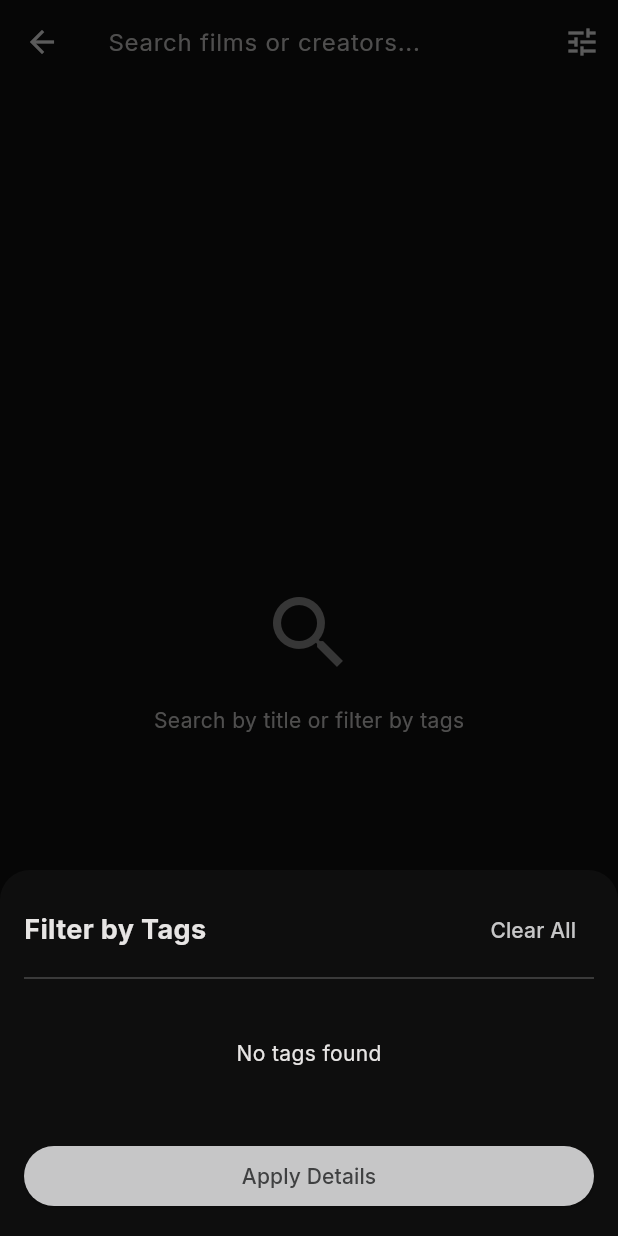
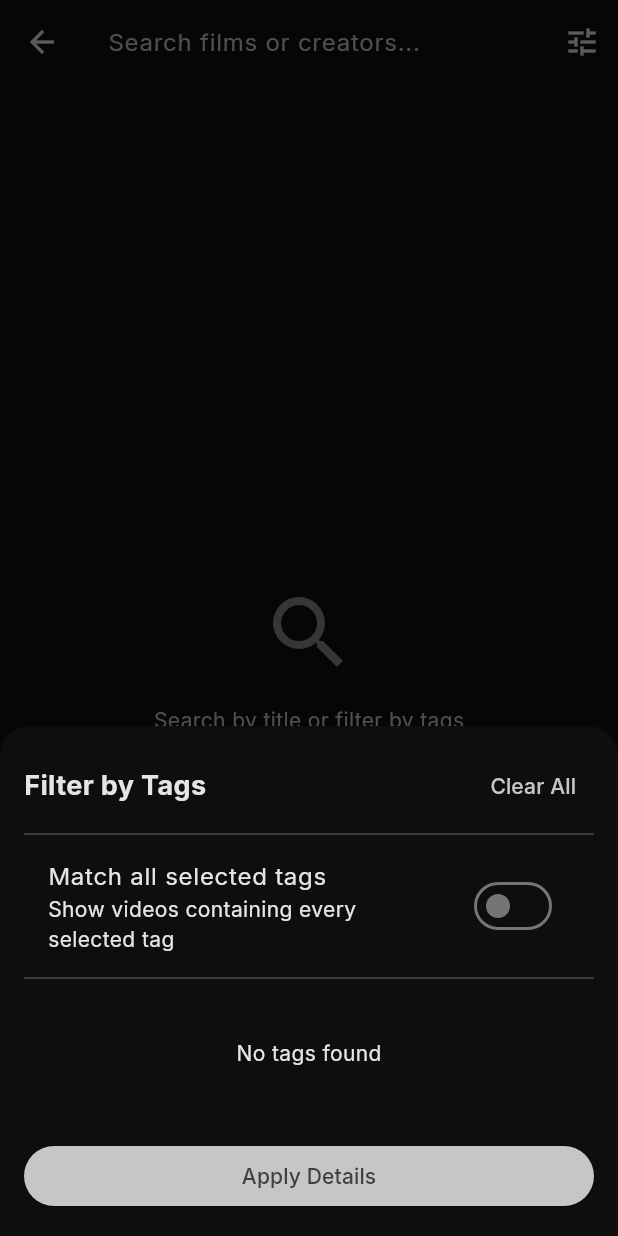
Before and after one commit to AbdullahAlBitar/tooby, a Flutter app: the SearchPage screen opened by its route, after a tap on the "tune" icon, on a phone screen of 412 x 824 dp. Run offline on Flutter 3.47's test engine with Material 3 defaults, Android fonts, the phone set to English and light mode, and no system bars; our stand-ins replace chewie, file_picker, flutter_riverpod, google_fonts, permission_handler, sqflite and 2 more; missing offline and left inert: flutter_video_info, video_thumbnail; accounts and stored records are empty.

Commit message:
Add wakelock_plus dependency and implement wakelock in video player widget; enhance video search functionality with tag matching options

```diff
--- a/lib/presentation/pages/library/library_page.dart
+++ b/lib/presentation/pages/library/library_page.dart
@@ -290,7 +290,7 @@ class LibraryPage extends ConsumerWidget {
                   child: SwitchListTile(
                     title: const Text("Auto-Tag by Folder Name", style: TextStyle(fontSize: 14, fontWeight: FontWeight.w500)),
                     value: ref.watch(autoTagByFolderProvider),
-                    activeColor: AppColors.primary,
+                    activeThumbColor: AppColors.primary,
                     onChanged: (val) {
                       ref.read(autoTagByFolderProvider.notifier).state = val;
                     },
--- a/lib/presentation/pages/search/search_page.dart
+++ b/lib/presentation/pages/search/search_page.dart
@@ -7,15 +7,17 @@ import '../../../providers/video_provider.dart';
 
 final searchQueryProvider = StateProvider.autoDispose<String>((ref) => "");
 final selectedTagIdsProvider = StateProvider.autoDispose<List<int>>((ref) => []);
+final matchAllTagsProvider = StateProvider.autoDispose<bool>((ref) => false);
 
 final searchResultsProvider = FutureProvider.autoDispose<List<VideoModel>>((ref) async {
   final query = ref.watch(searchQueryProvider);
   final tagIds = ref.watch(selectedTagIdsProvider);
+  final matchAll = ref.watch(matchAllTagsProvider);
 
   if (query.isEmpty && tagIds.isEmpty) return [];
 
   final repo = ref.watch(videoRepositoryProvider);
-  return await repo.searchVideos(query, tagIds);
+  return await repo.searchVideos(query, tagIds, matchAllTags: matchAll);
 });
 
 class SearchPage extends ConsumerWidget {
@@ -156,10 +158,21 @@ class TagFilterSheet extends ConsumerWidget {
               TextButton(
                 onPressed: () {
                   ref.read(selectedTagIdsProvider.notifier).state = [];
+                  ref.read(matchAllTagsProvider.notifier).state = false;
                 },
                 child: const Text("Clear All"),
               ),
             ],
+          ),
+          const Divider(),
+          SwitchListTile(
+            title: const Text("Match all selected tags"),
+            subtitle: const Text("Show videos containing every selected tag"),
+            value: ref.watch(matchAllTagsProvider),
+            activeColor: AppColors.primary,
+            onChanged: (value) {
+              ref.read(matchAllTagsProvider.notifier).state = value;
+            },
           ),
           const Divider(),
           Flexible(
--- a/pubspec.yaml
+++ b/pubspec.yaml
@@ -46,6 +46,7 @@ dependencies:
   permission_handler: ^12.0.1
   google_fonts: ^8.0.2
   flutter_video_info: ^1.2.0
+  wakelock_plus: ^1.2.10
 
 dev_dependencies:
   flutter_test:
```
Also changed, not shown: lib/data/repositories/video_repository.dart (+13 -17 lines), lib/presentation/widgets/video_player_widget.dart (+7 -0 lines), pubspec.lock.
